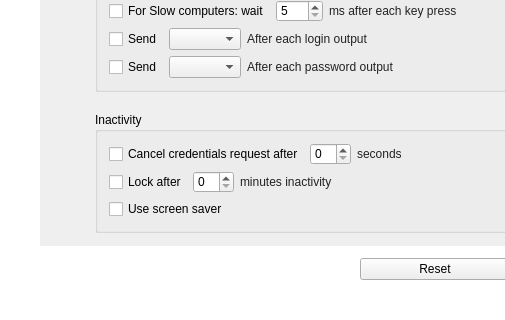
Above: src/MainWindow.ui from mooltipass/moolticute before the change; both pictures show x 0 to 505 and y 204 to 524 of the 780 by 524 pixel window. Below: the same form after it.
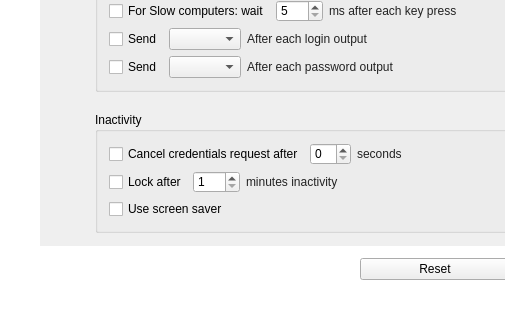
That is the form after the change. The open tabs and pages were chosen to show the change. Icons and pictures are not drawn. Custom widgets are drawn as their Qt base class.

What changed in the file:
```diff
--- a/src/MainWindow.ui
+++ b/src/MainWindow.ui
@@ -330,7 +330,7 @@
              <x>0</x>
              <y>0</y>
              <width>633</width>
-             <height>458</height>
+             <height>478</height>
             </rect>
            </property>
            <layout class="QVBoxLayout" name="verticalLayout_2">
@@ -582,6 +582,12 @@
                      <verstretch>0</verstretch>
                     </sizepolicy>
                    </property>
+                   <property name="minimum">
+                    <number>1</number>
+                   </property>
+                   <property name="maximum">
+                    <number>120</number>
+                   </property>
                   </widget>
                  </item>
                  <item>
@@ -714,6 +720,19 @@
               </layout>
              </widget>
             </item>
+            <item>
+             <spacer name="verticalSpacer_3">
+              <property name="orientation">
+               <enum>Qt::Vertical</enum>
+              </property>
+              <property name="sizeHint" stdset="0">
+               <size>
+                <width>20</width>
+                <height>40</height>
+               </size>
+              </property>
+             </spacer>
+            </item>
            </layout>
            <zorder>groupBox_3</zorder>
            <zorder>groupBox</zorder>
```
Left out of the diff: 3 changed lines with no effect on the pictures.
